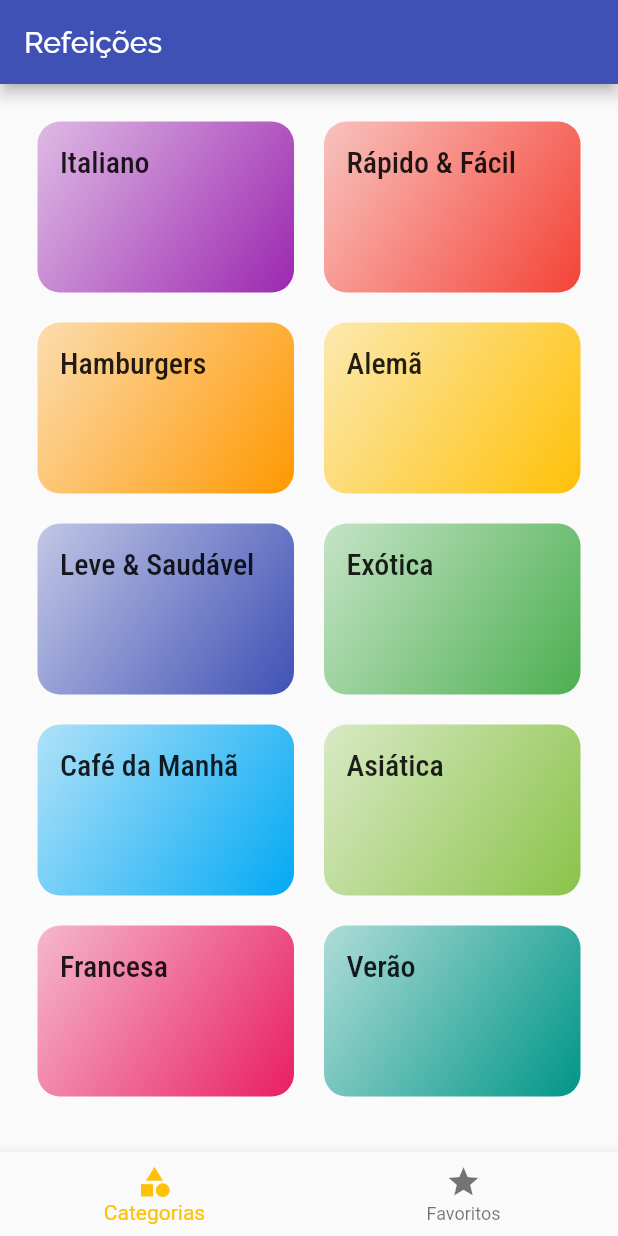
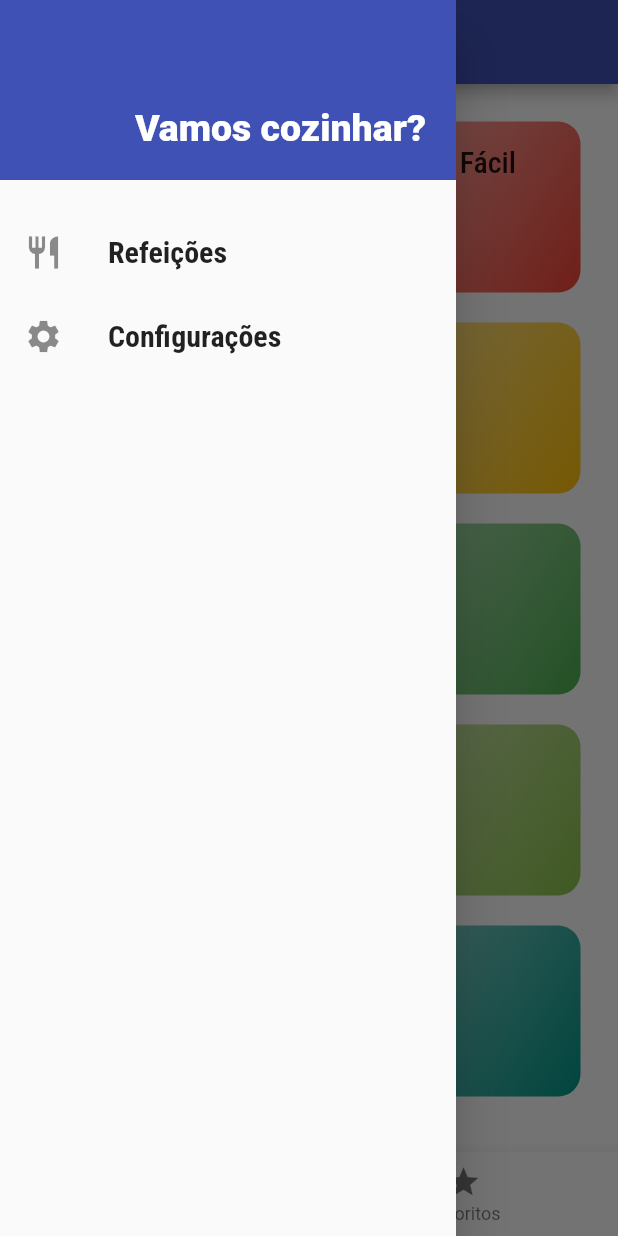
Before and after one commit to hugofsd/APP-Flutter-Meals, a Flutter app: the screen it shows after launch, with the side drawer open (before the commit the screen has no drawer), on a phone screen of 412 x 824 dp. Run offline on Flutter 3.47's test engine with Material 2 defaults, Android fonts, the phone set to English and light mode, and no system bars.

Commit message:
Incluindo Drawer

```diff
--- /dev/null
+++ b/lib/components/main_drawer.dart
@@ -0,0 +1,51 @@
+import 'package:flutter/material.dart';
+
+class MaindDrawer extends StatelessWidget {
+  Widget _createItem(IconData icon, String label) {
+    return ListTile(
+      leading: Icon(
+        icon,
+        size: 26,
+      ),
+      title: Text(
+        label,
+        style: TextStyle(
+            fontFamily: 'RobotoCondensed',
+            fontSize: 20,
+            fontWeight: FontWeight.bold // peso da fonte
+            ),
+      ),
+      onTap: () {},
+    );
+  }
+
+  @override
+  Widget build(BuildContext context) {
+    return Drawer(
+      child: Column(
+        children: [
+          Container(
+            height: 120, // altura do texto
+            width: double.infinity,
+            padding: EdgeInsets.all(20),
+            color: Theme.of(context).primaryColor,
+            alignment: Alignment.bottomRight,
+            child: Text(
+              'Vamos cozinhar?',
+              style: TextStyle(
+                fontWeight: FontWeight.w900, // peso
+                fontSize: 25,
+                color: Colors.white,
+              ),
+            ),
+          ),
+          SizedBox(
+            height: 20,
+          ), // espeaço
+          _createItem(Icons.restaurant, 'Refeições'),
+          _createItem(Icons.settings, 'Configurações')
+        ],
+      ),
+    );
+  }
+}
--- a/lib/screens/tabs_screen.dart
+++ b/lib/screens/tabs_screen.dart
@@ -2,6 +2,8 @@ import 'package:flutter/material.dart';
 
 import '../screens/categories_screens.dart';
 import '../screens/favorite_screen.dart';
+
+import '../components/main_drawer.dart';
 
 class TabsScreen extends StatefulWidget {
   @override
@@ -28,6 +30,7 @@ class _TabsScreenState extends State<TabsScreen> {
       appBar: AppBar(
         title: Text('Refeições'),
       ),
+      drawer: MaindDrawer(),
       body: _screens[_selectedScreenIndex],
       bottomNavigationBar: BottomNavigationBar(
         selectedItemColor: Theme.of(context).accentColor,
```
